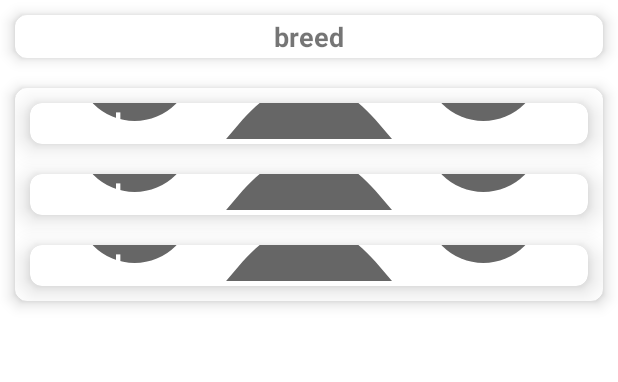
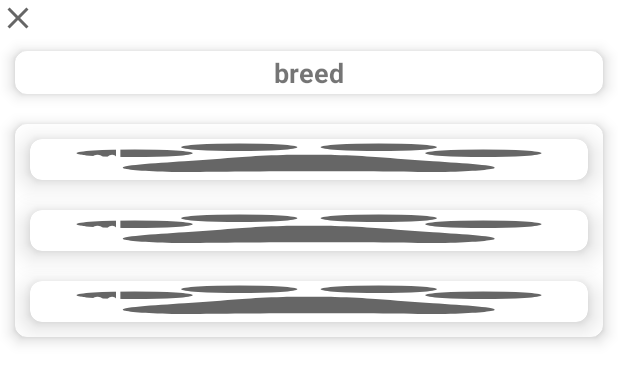
Before and after one commit to EdBinns/Dogs-App, an Android app: the layout activity_item_dog.xml on its own in the app's theme, with its tools: preview values and no code run, on a phone screen of 412 x 824 dp. Shown: the top 382 px of the screen. Run offline under Robolectric (Android 15) with nearby library versions, the phone set to English and light mode, and no system bars; network calls fail.

Commit message:
Refactor complete

```diff
--- a/app/src/main/AndroidManifest.xml
+++ b/app/src/main/AndroidManifest.xml
@@ -1,7 +1,9 @@
 <?xml version="1.0" encoding="utf-8"?>
 <manifest xmlns:android="http://schemas.android.com/apk/res/android"
     package="com.edbinns.dogsapp">
+
     <uses-permission android:name="android.permission.INTERNET" />
+
     <application
         android:name=".view.activitys.DogsApp"
         android:allowBackup="true"
@@ -10,6 +12,9 @@
         android:roundIcon="@mipmap/ic_launcher_round"
         android:supportsRtl="true"
         android:theme="@style/Theme.DogsApp">
+        <activity
+            android:name=".view.activitys.ItemDogActivity"
+            android:exported="false" />
         <activity
             android:name=".view.activitys.MainActivity"
             android:exported="true">
--- a/app/src/main/java/com/edbinns/dogsapp/view/fragments/FavoriteFragment.kt
+++ b/app/src/main/java/com/edbinns/dogsapp/view/fragments/FavoriteFragment.kt
@@ -1,5 +1,6 @@
 package com.edbinns.dogsapp.view.fragments
 
+import android.content.Intent
 import android.os.Bundle
 import androidx.fragment.app.Fragment
 import android.view.LayoutInflater
@@ -16,6 +17,7 @@ import com.edbinns.dogsapp.databinding.FragmentFavoriteBinding
 import com.edbinns.dogsapp.models.Dog
 import com.edbinns.dogsapp.models.Favorite
 import com.edbinns.dogsapp.services.room.toDogsList
+import com.edbinns.dogsapp.view.activitys.ItemDogActivity
 import com.edbinns.dogsapp.view.adapters.DogsAdapter
 import com.edbinns.dogsapp.view.adapters.ItemClickListener
 import com.edbinns.dogsapp.viewmodel.FavoriteViewModel
@@ -106,7 +108,9 @@ class FavoriteFragment : Fragment(), ItemClickListener<Dog> {
 
     override fun onCLickListener(data: Dog) {
         val bundle = bundleOf("info" to data)
-        findNavController().navigate(R.id.navDialogDogs, bundle)
+        val intent = Intent(activity, ItemDogActivity::class.java)
+        intent.putExtras(bundle)
+        startActivity(intent)
     }
 
 }
--- /dev/null
+++ b/app/src/main/res/drawable/ic_baseline_close_24.xml
@@ -0,0 +1,10 @@
+<vector xmlns:android="http://schemas.android.com/apk/res/android"
+    android:width="24dp"
+    android:height="24dp"
+    android:viewportWidth="24"
+    android:viewportHeight="24"
+    android:tint="?attr/colorControlNormal">
+  <path
+      android:fillColor="@android:color/white"
+      android:pathData="M19,6.41L17.59,5 12,10.59 6.41,5 5,6.41 10.59,12 5,17.59 6.41,19 12,13.41 17.59,19 19,17.59 13.41,12z"/>
+</vector>
--- a/app/src/main/res/layout/dialog_dogs.xml
+++ b/app/src/main/res/layout/activity_item_dog.xml
@@ -7,7 +7,7 @@
     android:isScrollContainer="true"
     android:maxWidth="2000dp"
     android:minWidth="1200dp"
-    tools:context=".view.fragments.DogsDialog">
+    tools:context=".view.activitys.ItemDogActivity">
 
 
     <androidx.swiperefreshlayout.widget.SwipeRefreshLayout
@@ -33,6 +33,14 @@
                 android:descendantFocusability="blocksDescendants"
                 android:orientation="vertical">
 
+
+                <ImageView
+                    android:id="@+id/ivExit"
+                    android:layout_width="wrap_content"
+                    android:layout_height="wrap_content"
+                    android:contentDescription="@string/itemImage"
+                    android:scaleType="centerCrop"
+                    android:src="@drawable/ic_baseline_close_24" />
                 <com.google.android.material.card.MaterialCardView
                     android:id="@+id/cvImageDog"
                     android:layout_width="match_parent"
@@ -54,8 +62,10 @@
                                 android:id="@+id/ivDogPhotoItem"
                                 android:layout_width="match_parent"
                                 android:layout_height="wrap_content"
+                                android:scaleType="fitXY"
+                                android:layout_centerHorizontal="true"
                                 android:contentDescription="@string/itemImage"
-                                android:scaleType="centerCrop" />
+                                />
 
                             <com.google.android.material.floatingactionbutton.FloatingActionButton
                                 android:id="@+id/btnAddFavorite"
--- a/app/src/main/res/layout/item_dog.xml
+++ b/app/src/main/res/layout/item_dog.xml
@@ -15,7 +15,8 @@
             android:id="@+id/ivDogPhoto"
             android:layout_width="match_parent"
             android:layout_height="wrap_content"
-            android:scaleType="centerCrop"
+            android:scaleType="fitXY"
+            android:layout_centerHorizontal="true"
             android:contentDescription="@string/image"
             android:src="@drawable/ic_pets"
             app:layout_constraintEnd_toEndOf="parent"
--- a/app/src/main/res/navigation/nav_graph.xml
+++ b/app/src/main/res/navigation/nav_graph.xml
@@ -13,9 +13,7 @@
         <action
             android:id="@+id/action_navPetsFragment_to_navFavoritesFragment"
             app:destination="@id/navFavoritesFragment" />
-        <action
-            android:id="@+id/action_navPetsFragment_to_navDialogPhrases"
-            app:destination="@id/navDialogDogs" />
+
         <action
             android:id="@+id/action_navPetsFragment_to_navDialogSearcg"
             app:destination="@id/navSearchBreeds" />
@@ -40,13 +38,6 @@
 
 
     <dialog
-        android:id="@+id/navDialogDogs"
-        android:name="com.edbinns.dogsapp.view.fragments.DogsDialog"
-        android:label="dialog_dogs"
-        tools:layout="@layout/dialog_dogs"
-    />
-
-    <dialog
         android:id="@+id/navSearchBreeds"
         android:name="com.edbinns.dogsapp.view.fragments.SearchDialog"
         android:label="dialog_search"
--- a/app/src/main/res/values/strings.xml
+++ b/app/src/main/res/values/strings.xml
@@ -15,4 +15,5 @@
     <string name="raza">Filtrar por raza</string>
     <string name="sub_raza">Filtrar por Sub-raza</string>
     <string name="search">Buscar</string>
+    <string name="tab_2"></string>
 </resources>
```
Also changed, not shown: app/src/main/java/com/edbinns/dogsapp/view/activitys/ItemDogActivity.kt (renamed from app/src/main/java/com/edbinns/dogsapp/view/fragments/DogsDialog.kt, +38 -37 lines), app/src/main/java/com/edbinns/dogsapp/view/activitys/MainActivity.kt (+35 -8 lines), app/src/main/java/com/edbinns/dogsapp/view/adapters/DogsAdapter.kt (+9 -6 lines), app/src/main/java/com/edbinns/dogsapp/view/adapters/FragmentAdapter.kt (added, +23 -0 lines), app/src/main/java/com/edbinns/dogsapp/view/fragments/DogsFragment.kt (+15 -6 lines), app/src/main/res/layout/activity_main.xml (+30 -25 lines).
